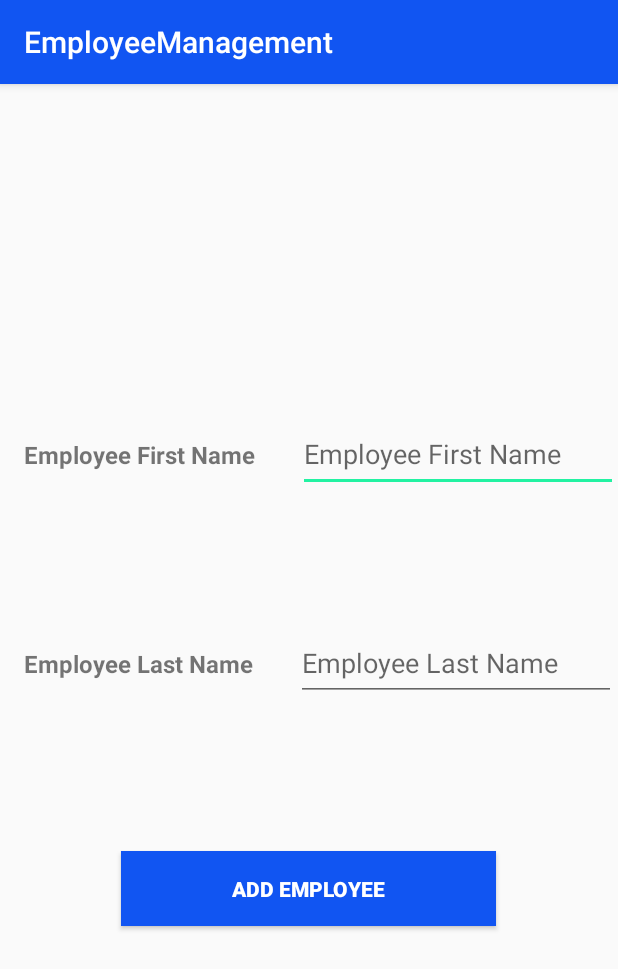
After one commit to AadumKhor/EmployeeSchedule, an Android app: the fragment AddEmployee shown on its own in the app's theme, on a phone screen of 412 x 824 dp. The commit adds this screen. Shown: the top 969 px of the screen. Run offline under Robolectric (Android 15) with nearby library versions, the phone set to English and light mode, and no system bars; 1 statement that could not run was skipped.

Commit message:
Added add employee

```diff
--- a/app/src/main/java/com/silentlad/employeemanagement/data/contracts/EmployeeAccess.java
+++ b/app/src/main/java/com/silentlad/employeemanagement/data/contracts/EmployeeAccess.java
@@ -1,5 +1,6 @@
 package com.silentlad.employeemanagement.data.contracts;
 
+import android.content.ContentValues;
 import android.content.Context;
 import android.database.Cursor;
 import android.database.sqlite.SQLiteDatabase;
@@ -7,6 +8,9 @@ import android.database.sqlite.SQLiteOpenHelper;
 
 import com.silentlad.employeemanagement.data.Result;
 import com.silentlad.employeemanagement.data.openHelpers.EmployeeOpenHelper;
+
+import java.io.IOException;
+import java.util.Random;
 
 public class EmployeeAccess {
     private SQLiteOpenHelper openHelper;
@@ -36,4 +40,30 @@ public class EmployeeAccess {
         return db.rawQuery(query, null);
     }
 
+    public Result insertNewEmployee(String firstName, String lastName){
+        this.db = openHelper.getWritableDatabase();
+        ContentValues cv = new ContentValues();
+        cv.put("id", random());
+        cv.put("firstName", firstName);
+        cv.put("lastName", lastName);
+        try{
+            db.insert("employee", null, cv);
+            return new Result.Success<>("Employee added");
+        }catch(Exception e){
+            return new Result.Error(new IOException(e.toString()));
+        }
+    }
+
+    private String random() {
+        Random random = new Random();
+        StringBuilder sb = new StringBuilder();
+        int maxLength = 6;
+        char tempChar;
+        for (int i = 0; i < maxLength; i++) {
+            tempChar = (char) (random.nextInt(25) + 97);
+            sb.append(tempChar);
+        }
+        return sb.toString();
+    }
+
 }
--- /dev/null
+++ b/app/src/main/java/com/silentlad/employeemanagement/manager/ui/main/AddEmployee.java
@@ -0,0 +1,52 @@
+package com.silentlad.employeemanagement.manager.ui.main;
+
+import android.os.Bundle;
+
+import androidx.fragment.app.Fragment;
+
+import android.view.LayoutInflater;
+import android.view.View;
+import android.view.ViewGroup;
+import android.widget.Button;
+import android.widget.EditText;
+import android.widget.Toast;
+
+import com.silentlad.employeemanagement.R;
+import com.silentlad.employeemanagement.data.Result;
+import com.silentlad.employeemanagement.data.contracts.EmployeeAccess;
+
+public class AddEmployee extends Fragment {
+
+    @Override
+    public View onCreateView(LayoutInflater inflater, ViewGroup container,
+                             Bundle savedInstanceState) {
+        // Inflate the layout for this fragment
+        View root = inflater.inflate(R.layout.fragment_add_employee, container, false);
+        final EditText firstName = root.findViewById(R.id.add_emp_f_edit);
+        final EditText lastName = root.findViewById(R.id.add_emp_l_edit);
+        Button button = root.findViewById(R.id.add_employee_button);
+
+        final EmployeeAccess access = EmployeeAccess.getInstance(getContext());
+
+        button.setOnClickListener(new View.OnClickListener() {
+            @Override
+            public void onClick(View v) {
+                String fName = firstName.getText().toString();
+                String lName = lastName.getText().toString();
+
+                if(fName.equals("") || lName.equals("")){
+                    Toast.makeText(getContext(), "Please enter valid data", Toast.LENGTH_SHORT).show();
+                }else{
+                    Result result = access.insertNewEmployee(fName, lName);
+
+                    if(result instanceof Result.Success){
+                        Toast.makeText(getContext(), "Employee Added.", Toast.LENGTH_SHORT).show();
+                    }else{
+                        Toast.makeText(getContext(), "Some error occurred", Toast.LENGTH_SHORT).show();
+                    }
+                }
+            }
+        });
+        return root;
+    }
+}
--- a/app/src/main/java/com/silentlad/employeemanagement/manager/ui/main/SectionsPagerAdapter.java
+++ b/app/src/main/java/com/silentlad/employeemanagement/manager/ui/main/SectionsPagerAdapter.java
@@ -19,7 +19,7 @@ import com.silentlad.employeemanagement.R;
 public class SectionsPagerAdapter extends FragmentPagerAdapter {
 
     @StringRes
-    private static final int[] TAB_TITLES = new int[]{R.string.modify_tab, R.string.post_tab};
+    private static final int[] TAB_TITLES = new int[]{R.string.modify_tab, R.string.post_tab, R.string.add_employee};
     private final Context mContext;
 
     public SectionsPagerAdapter(Context context, FragmentManager fm) {
@@ -38,6 +38,8 @@ public class SectionsPagerAdapter extends FragmentPagerAdapter {
                 return new ModifySchedule();
             case(1):
                 return new PlaceholderFragment();
+            case(2):
+                return new AddEmployee();
         }
         return PlaceholderFragment.newInstance(position + 1);
     }
@@ -50,6 +52,6 @@ public class SectionsPagerAdapter extends FragmentPagerAdapter {
 
     @Override
     public int getCount() {
-        return 2;
+        return 3;
     }
 }
--- /dev/null
+++ b/app/src/main/res/layout/fragment_add_employee.xml
@@ -0,0 +1,84 @@
+<?xml version="1.0" encoding="utf-8"?>
+<androidx.constraintlayout.widget.ConstraintLayout xmlns:app="http://schemas.android.com/apk/res-auto"
+    xmlns:tools="http://schemas.android.com/tools"
+    android:layout_width="match_parent"
+    android:layout_height="match_parent"
+    xmlns:android="http://schemas.android.com/apk/res/android">
+
+
+    <TextView
+        android:id="@+id/add_emp_first"
+        android:layout_width="wrap_content"
+        android:layout_height="50dp"
+        android:gravity="center_vertical"
+        android:text="@string/employee_first_name"
+        android:textSize="16sp"
+        android:textStyle="bold"
+        app:layout_constraintBottom_toBottomOf="parent"
+        app:layout_constraintEnd_toEndOf="parent"
+        app:layout_constraintHorizontal_bias="0.062"
+        app:layout_constraintStart_toStartOf="parent"
+        app:layout_constraintTop_toTopOf="parent"
+        app:layout_constraintVertical_bias="0.309" />
+
+    <EditText
+        android:id="@+id/add_emp_f_edit"
+        android:layout_width="wrap_content"
+        android:layout_height="50dp"
+        android:layout_marginStart="28dp"
+        android:ems="10"
+        android:hint="@string/employee_first_name"
+        android:inputType="textPersonName"
+        app:layout_constraintBottom_toBottomOf="parent"
+        app:layout_constraintEnd_toEndOf="parent"
+        app:layout_constraintHorizontal_bias="1.0"
+        app:layout_constraintStart_toEndOf="@+id/add_emp_first"
+        app:layout_constraintTop_toTopOf="parent"
+        app:layout_constraintVertical_bias="0.309" />
+
+    <TextView
+        android:id="@+id/add_emp_last"
+        android:layout_width="wrap_content"
+        android:layout_height="50dp"
+        android:gravity="center_vertical"
+        android:text="@string/employee_last_name"
+        android:textSize="16sp"
+        android:textStyle="bold"
+        app:layout_constraintBottom_toBottomOf="parent"
+        app:layout_constraintEnd_toEndOf="parent"
+        app:layout_constraintHorizontal_bias="0.061"
+        app:layout_constraintStart_toStartOf="parent"
+        app:layout_constraintTop_toBottomOf="@+id/add_emp_first"
+        app:layout_constraintVertical_bias="0.2" />
+
+    <EditText
+        android:id="@+id/add_emp_l_edit"
+        android:layout_width="wrap_content"
+        android:layout_height="50dp"
+        android:ems="10"
+        android:inputType="textPersonName"
+        android:hint="@string/employee_last_name"
+        app:layout_constraintBottom_toBottomOf="parent"
+        app:layout_constraintEnd_toEndOf="parent"
+        app:layout_constraintHorizontal_bias="0.952"
+        app:layout_constraintStart_toEndOf="@+id/add_emp_last"
+        app:layout_constraintTop_toBottomOf="@+id/add_emp_f_edit"
+        app:layout_constraintVertical_bias="0.2" />
+
+    <Button
+        android:id="@+id/add_employee_button"
+        android:layout_width="250dp"
+        android:layout_height="50dp"
+        android:layout_marginTop="8dp"
+        android:text="@string/add_employee"
+        android:background="@color/colorPrimary"
+        android:textColor="@android:color/white"
+        android:textStyle="bold"
+        android:gravity="center"
+        app:layout_constraintBottom_toBottomOf="parent"
+        app:layout_constraintEnd_toEndOf="parent"
+        app:layout_constraintHorizontal_bias="0.496"
+        app:layout_constraintStart_toStartOf="parent"
+        app:layout_constraintTop_toBottomOf="@+id/add_emp_l_edit"
+        app:layout_constraintVertical_bias="0.308" />
+</androidx.constraintlayout.widget.ConstraintLayout>
--- a/app/src/main/res/values/strings.xml
+++ b/app/src/main/res/values/strings.xml
@@ -21,4 +21,7 @@
 
     <!-- TODO: Remove or change this placeholder text -->
     <string name="hello_blank_fragment">Hello blank fragment</string>
+    <string name="add_employee">Add Employee</string>
+    <string name="employee_last_name">Employee Last Name</string>
+    <string name="employee_first_name">Employee First Name</string>
 </resources>
```
